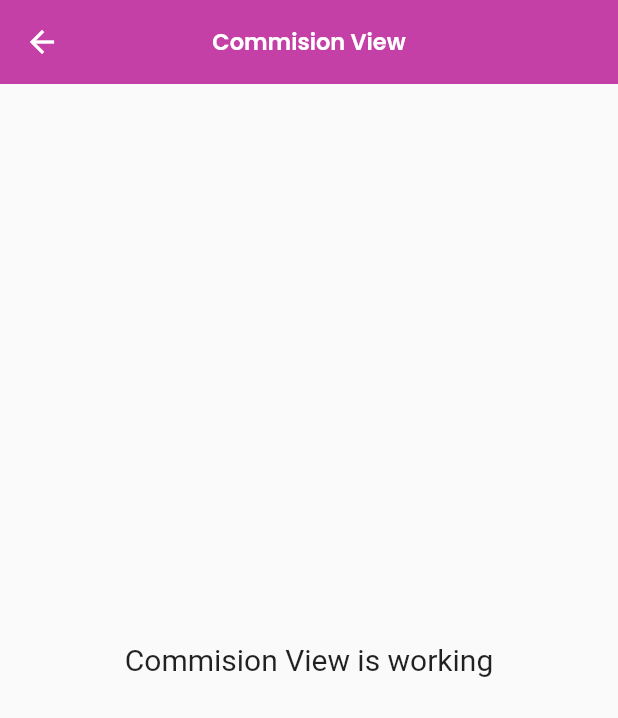
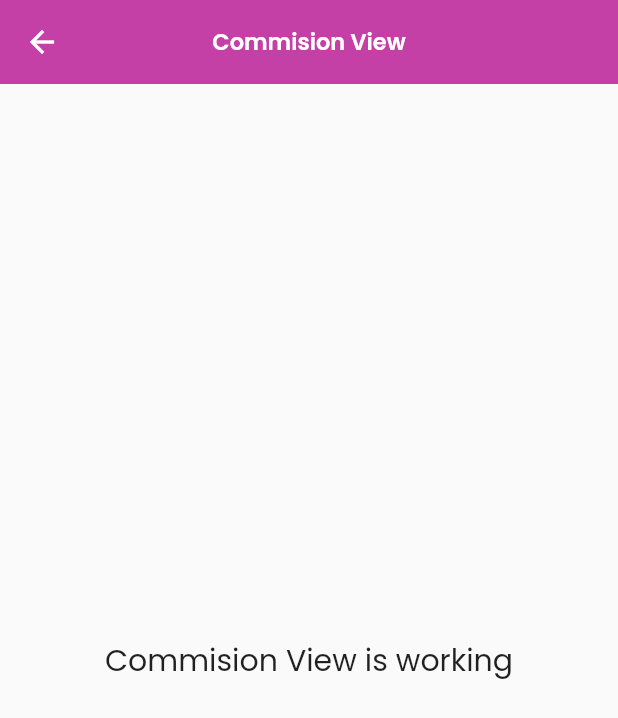
Before and after one commit to muadzfathulloh/muadz-mobile-fe-ordo, a Flutter app: the CommisionView screen opened by its route, on a phone screen of 412 x 824 dp. Shown: the top 718 px of the screen. Run offline on Flutter 3.47's test engine with Material 2 defaults, Android fonts, the phone set to English and light mode, and no system bars; our stand-ins replace dots_indicator, fl_chart, flutter_svg, get, visibility_detector; statements that could not run were skipped.

Commit message:
font assets

```diff
--- a/lib/core/values/colors.dart
+++ b/lib/core/values/colors.dart
@@ -1,5 +1,4 @@
 import 'package:flutter/material.dart';
-import 'package:google_fonts/google_fonts.dart';
 
 const Color primaryColor = Color(0xffC440A6);
 const Color secondaryColor = Color(0xff8B3A75);
@@ -7,4 +6,5 @@
 
 const Color textColor = Color(0xff35203F);
 
-TextStyle kPoppins = GoogleFonts.poppins(fontSize: 14, color: Colors.white);
+TextStyle kPoppins =
+    const TextStyle(fontSize: 14, color: Colors.white, fontFamily: 'Poppins');
--- a/lib/main.dart
+++ b/lib/main.dart
@@ -10,6 +10,7 @@
       title: "Application",
       initialRoute: AppPages.initial,
       getPages: AppPages.routes,
+      theme: ThemeData(fontFamily: 'Poppins'),
       debugShowCheckedModeBanner: false,
     ),
   );
```
Also changed, not shown: pubspec.yaml (+16 -1 lines), assets/fonts/Poppins-Black.ttf (added), assets/fonts/Poppins-Bold.ttf (added), assets/fonts/Poppins-ExtraBold.ttf (added), assets/fonts/Poppins-ExtraLight.ttf (added), assets/fonts/Poppins-Light.ttf (added), assets/fonts/Poppins-Medium.ttf (added), assets/fonts/Poppins-Regular.ttf (added), assets/fonts/Poppins-SemiBold.ttf (added), assets/fonts/Poppins-Thin.ttf (added), pubspec.lock, 1 other file.
